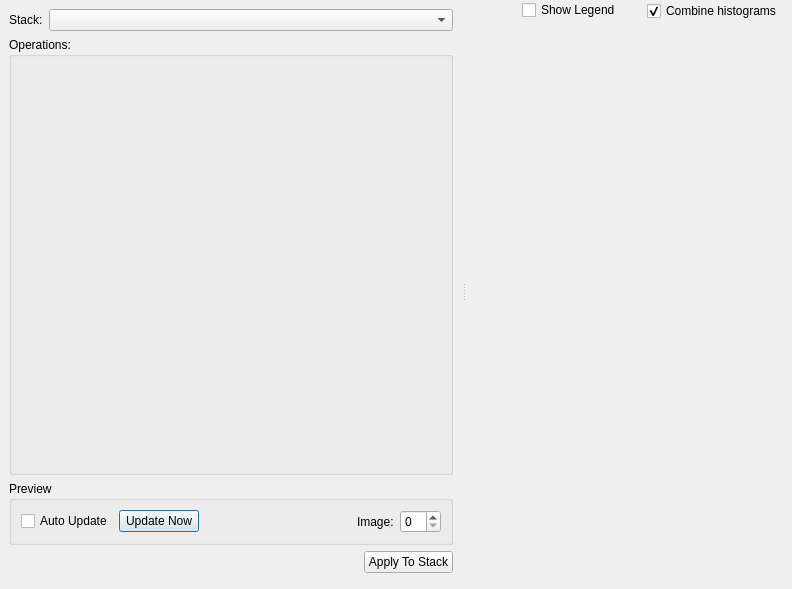
First picture: the form in mantidimaging/gui/ui/op_history_copy_dialog.ui, repository mantidproject/mantidimaging, before the edit.
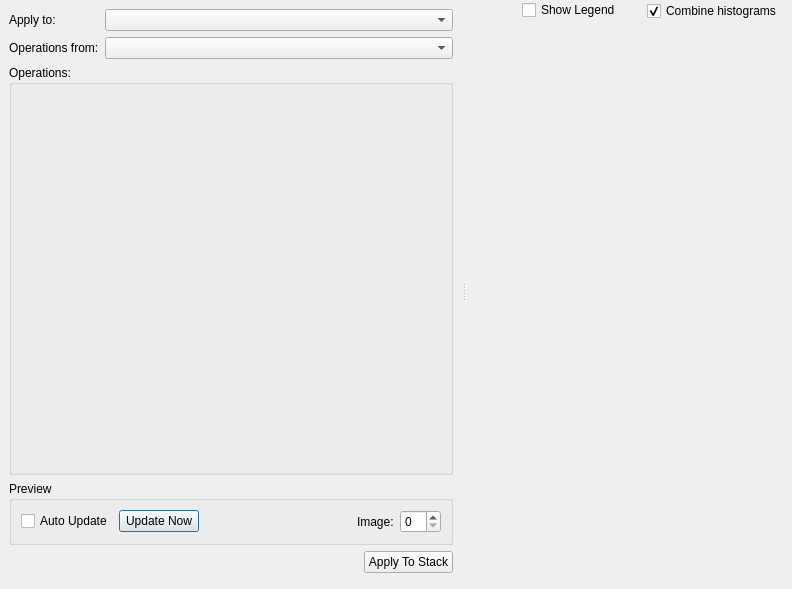
Second picture: the form after the edit. Custom widgets are drawn as their Qt base class.

Commit message: Option to select target stack

What changed in the file:
```diff
--- a/mantidimaging/gui/ui/op_history_copy_dialog.ui
+++ b/mantidimaging/gui/ui/op_history_copy_dialog.ui
@@ -60,16 +60,16 @@
          <enum>QFormLayout::AllNonFixedFieldsGrow</enum>
         </property>
         <item row="0" column="0">
-         <widget class="QLabel" name="stackLabel">
+         <widget class="QLabel" name="stackTargetLabel">
           <property name="text">
-           <string>Stack:</string>
+           <string>Apply to:</string>
           </property>
          </widget>
         </item>
         <item row="0" column="1">
-         <widget class="StackSelectorWidgetView" name="stackSelector"/>
+         <widget class="StackSelectorWidgetView" name="stackTargetSelector"/>
         </item>
-        <item row="1" column="0" colspan="2">
+        <item row="2" column="0" colspan="2">
          <widget class="QGroupBox" name="operationsContainer">
           <property name="sizePolicy">
            <sizepolicy hsizetype="Expanding" vsizetype="Expanding">
@@ -90,7 +90,7 @@
           </layout>
          </widget>
         </item>
-        <item row="2" column="0" colspan="2">
+        <item row="3" column="0" colspan="2">
          <widget class="QGroupBox" name="previewPropertiesContainer">
           <property name="title">
            <string>Preview</string>
@@ -142,6 +142,16 @@
           </layout>
          </widget>
         </item>
+        <item row="1" column="0">
+         <widget class="QLabel" name="stackSourceLabel">
+          <property name="text">
+           <string>Operations from:</string>
+          </property>
+         </widget>
+        </item>
+        <item row="1" column="1">
+         <widget class="StackSelectorWidgetView" name="stackSourceSelector"/>
+        </item>
        </layout>
       </item>
       <item>
```
The commit also changes 2 other files.
